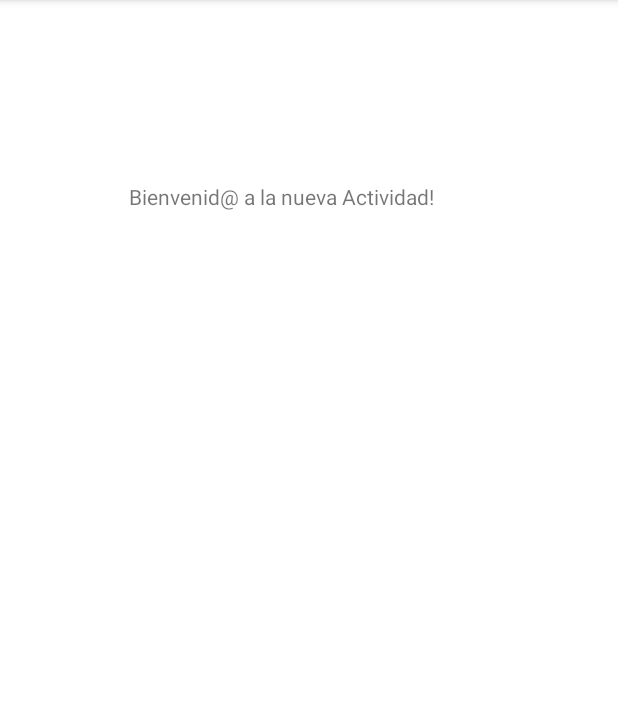
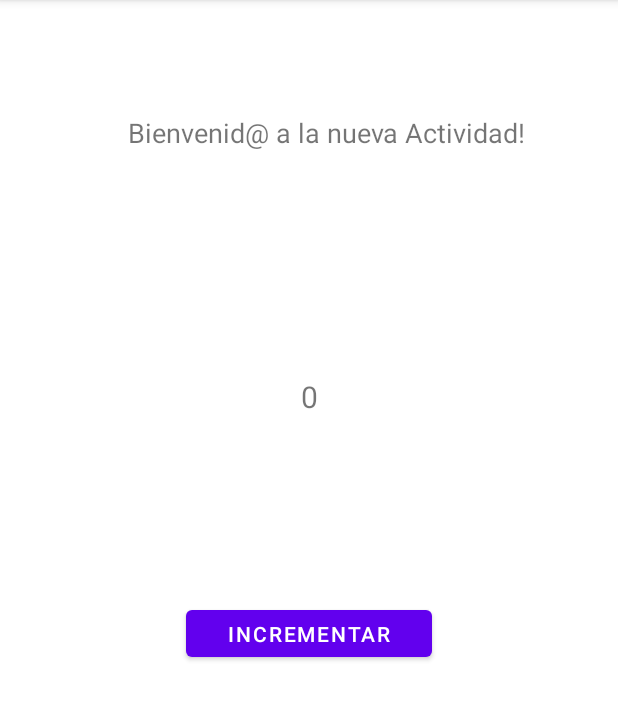
Before and after one commit to doly0911/bootcamp-android, an Android app: the GoodByeActivity screen opened directly, with no data from a screen before it, on a phone screen of 412 x 824 dp, the part 84-804 px from its top. Run offline under Robolectric (Android 15) with nearby library versions, the phone set to English and light mode, and no system bars.

Commit message:
implement increase function and layout

```diff
--- a/lifeCycle/app/src/main/java/com/bootcamp/myapplication/GoodByeActivity.kt
+++ b/lifeCycle/app/src/main/java/com/bootcamp/myapplication/GoodByeActivity.kt
@@ -2,10 +2,57 @@ package com.bootcamp.myapplication
 
 import androidx.appcompat.app.AppCompatActivity
 import android.os.Bundle
+import android.view.View
+import android.widget.TextView
+import android.widget.Toast
 
 class GoodByeActivity : AppCompatActivity() {
+    private lateinit var txtNum: TextView
+    private var num : Int = 0
+
     override fun onCreate(savedInstanceState: Bundle?) {
         super.onCreate(savedInstanceState)
+        Toast.makeText(this, "onCreate", Toast.LENGTH_SHORT).show()
         setContentView(R.layout.activity_good_bye)
+        txtNum = findViewById(R.id.increasedNumber)
+        num = 0
+    }
+
+    override fun onStart() {
+        super.onStart()
+        Toast.makeText(this, "onStart", Toast.LENGTH_SHORT).show()
+
+    }
+
+    override fun onResume() {
+        Toast.makeText(this, "onResume", Toast.LENGTH_SHORT).show()
+        super.onResume()
+
+    }
+
+    override fun onPause() {
+        Toast.makeText(this, "onPause", Toast.LENGTH_SHORT).show()
+        super.onPause()
+
+    }
+
+    override fun onStop() {
+        super.onStop()
+        Toast.makeText(this, "onStop", Toast.LENGTH_SHORT).show()
+    }
+
+    override fun onDestroy() {
+        super.onDestroy()
+        Toast.makeText(this, "onDestroy", Toast.LENGTH_SHORT).show()
+    }
+
+    override fun onRestart() {
+        super.onRestart()
+        Toast.makeText(this, "onRestart", Toast.LENGTH_SHORT).show()
+    }
+
+    fun increase(view: View) {
+        num++
+        txtNum.text = num.toString()
     }
 }
--- a/lifeCycle/app/src/main/res/layout/activity_good_bye.xml
+++ b/lifeCycle/app/src/main/res/layout/activity_good_bye.xml
@@ -1,5 +1,5 @@
 <?xml version="1.0" encoding="utf-8"?>
-<RelativeLayout xmlns:android="http://schemas.android.com/apk/res/android"
+<androidx.constraintlayout.widget.ConstraintLayout xmlns:android="http://schemas.android.com/apk/res/android"
     xmlns:app="http://schemas.android.com/apk/res-auto"
     xmlns:tools="http://schemas.android.com/tools"
     android:layout_width="match_parent"
@@ -7,15 +7,41 @@
     tools:context=".GoodByeActivity">
 
     <TextView
-        android:id="@+id/txt_goodbye"
-        android:layout_width="232dp"
-        android:layout_height="36dp"
-        android:layout_alignParentStart="true"
-        android:layout_alignParentTop="true"
-        android:layout_alignParentEnd="true"
-        android:layout_marginStart="86dp"
-        android:layout_marginTop="121dp"
-        android:layout_marginEnd="93dp"
-        android:text="@string/title_googbye_activity" />
+        android:id="@+id/txt_title"
+        android:layout_width="328dp"
+        android:layout_height="52dp"
+        android:layout_marginTop="76dp"
+        android:text="@string/title_googbye_activity"
+        android:textSize="18dp"
+        android:textAlignment="center"
+        app:layout_constraintEnd_toEndOf="parent"
+        app:layout_constraintHorizontal_bias="0.633"
+        app:layout_constraintStart_toStartOf="parent"
+        app:layout_constraintTop_toTopOf="parent" />
 
-</RelativeLayout>
+    <TextView
+        android:id="@+id/increasedNumber"
+        android:layout_width="wrap_content"
+        android:layout_height="wrap_content"
+        android:text="0"
+        android:textSize="20dp"
+        app:layout_constraintBottom_toTopOf="@+id/btn_increase"
+        app:layout_constraintEnd_toEndOf="parent"
+        app:layout_constraintStart_toStartOf="parent"
+        app:layout_constraintTop_toBottomOf="@+id/txt_title" />
+
+    <Button
+        android:id="@+id/btn_increase"
+        android:layout_width="164dp"
+        android:layout_height="43dp"
+        android:layout_below="@+id/increasedNumber"
+        android:layout_alignStart="@+id/txt_title"
+        android:layout_alignEnd="@+id/txt_title"
+        android:onClick="increase"
+        android:text="@string/txt_increase"
+        app:layout_constraintBottom_toBottomOf="parent"
+        app:layout_constraintEnd_toEndOf="parent"
+        app:layout_constraintStart_toStartOf="parent"
+        app:layout_constraintTop_toTopOf="@+id/txt_title" />
+
+</androidx.constraintlayout.widget.ConstraintLayout>
--- a/lifeCycle/app/src/main/res/values/strings.xml
+++ b/lifeCycle/app/src/main/res/values/strings.xml
@@ -7,4 +7,5 @@
 
     <!--Good Bye Activity labels-->
     <string name="title_googbye_activity"> Bienvenid@ a la nueva Actividad!</string>
+    <string name="txt_increase">Incrementar</string>
 </resources>
```
